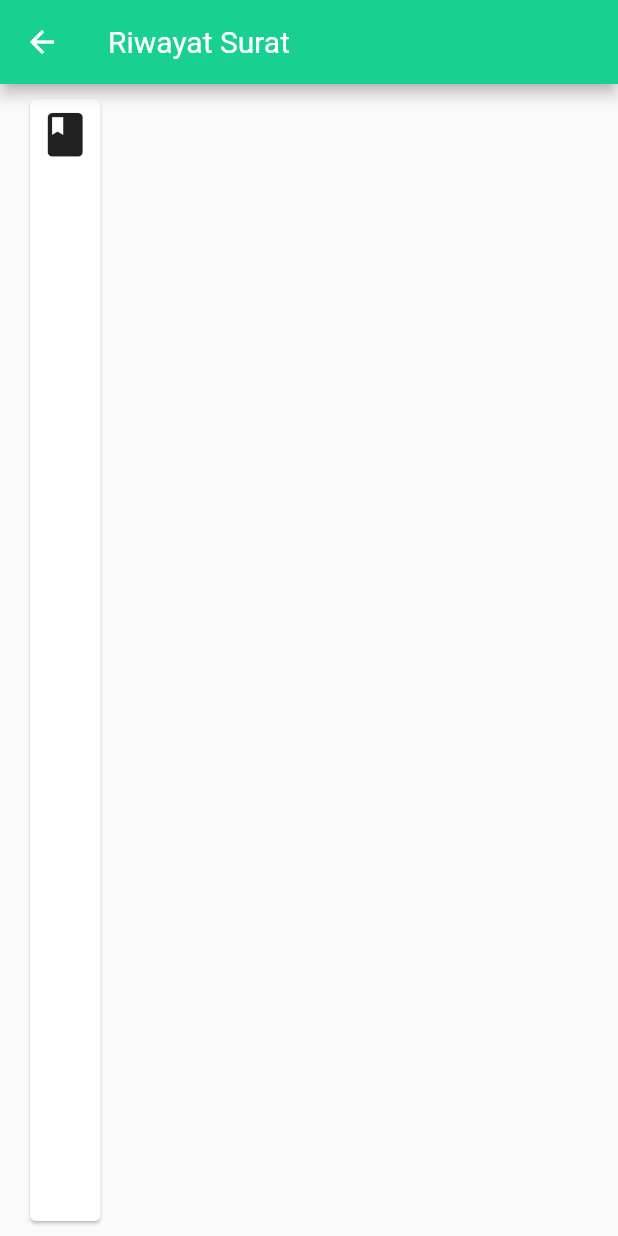
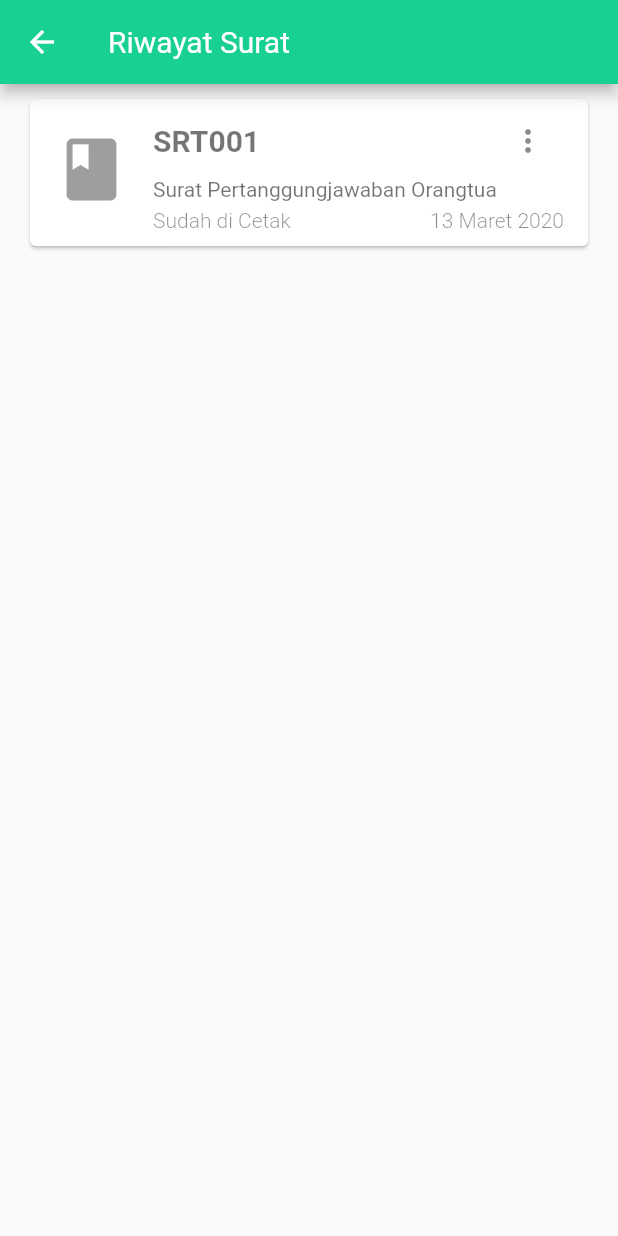
Before and after one commit to rizaldirpamungkas/surat_desa, a Flutter app: the HistoryLetter screen opened by its route, on a phone screen of 412 x 824 dp. Run offline on Flutter 3.47's test engine with Material 2 defaults, Android fonts, the phone set to English and light mode, and no system bars; our stand-ins replace fluttertoast, shared_preferences; accounts and stored records are empty; Roboto replaces fonts that are missing (Montserrat).

Commit message:
Fix Card

```diff
--- a/lib/history_letter.dart
+++ b/lib/history_letter.dart
@@ -36,7 +36,7 @@ class _HistoryLetterState extends State<HistoryLetter> {
           )
         )
       ),
-      body: showList()
+      body: listCard()
     );
   }
 
@@ -55,19 +55,80 @@ class _HistoryLetterState extends State<HistoryLetter> {
     }
   }
 
-  Widget showList(){
+  Widget listCard(){
     return Card(
       margin: EdgeInsets.symmetric(horizontal: 20, vertical: 10),
-      child: Column(
-        children: <Widget>[
-          Padding(
-            padding: const EdgeInsets.all(6),
-            child: Icon(
-              Icons.book,
-              size: 35
-            ),
-          ),
-        ],
+      child: InkWell(
+        onTap: (){
+          print("Detail Pressed");
+        },
+        child: Column(
+          mainAxisSize: MainAxisSize.min,
+          children: <Widget>[
+            ListTile(
+              leading: Column(
+                mainAxisAlignment: MainAxisAlignment.end,
+                children: <Widget>[
+                  Icon(
+                    Icons.book,
+                    size: 50,
+                    color: Colors.black38,
+                  ),
+                ],
+              ),
+              title: Row(
+                mainAxisAlignment: MainAxisAlignment.spaceBetween,
+                children: <Widget>[
+                  Text(
+                    "SRT001",
+                    style: TextStyle(
+                      fontWeight: FontWeight.bold,
+                      fontFamily: 'Montserrat',
+                      color: Colors.black54,
+                      fontSize: 20
+                    )
+                  ),
+                  IconButton(
+                    icon: Icon(Icons.more_vert, color: Colors.black45),
+                    onPressed: (){
+                      print("More Pressed");
+                    }
+                  )
+                ],
+              ),
+              subtitle: Column(
+                crossAxisAlignment: CrossAxisAlignment.start,
+                children: <Widget>[
+                  Text("Surat Pertanggungjawaban Orangtua"),
+                  Container(
+                    margin: EdgeInsets.symmetric(vertical: 5),
+                    child: Row(
+                      mainAxisAlignment: MainAxisAlignment.spaceBetween,
+                      children: <Widget>[
+                        Text(
+                          "Sudah di Cetak",
+                          style: TextStyle(
+                            fontWeight: FontWeight.w300,
+                            fontFamily: 'Montserrat',
+                            color: Colors.black45
+                          )
+                        ),
+                        Text(
+                          "13 Maret 2020",
+                          style: TextStyle(
+                            fontWeight: FontWeight.w300,
+                            fontFamily: 'Montserrat',
+                            color: Colors.black45
+                          )
+                        ),
+                      ],
+                    ),
+                  )
+                ],
+              ),
+            )
+          ],
+        ),
       )
     );
   }
```
